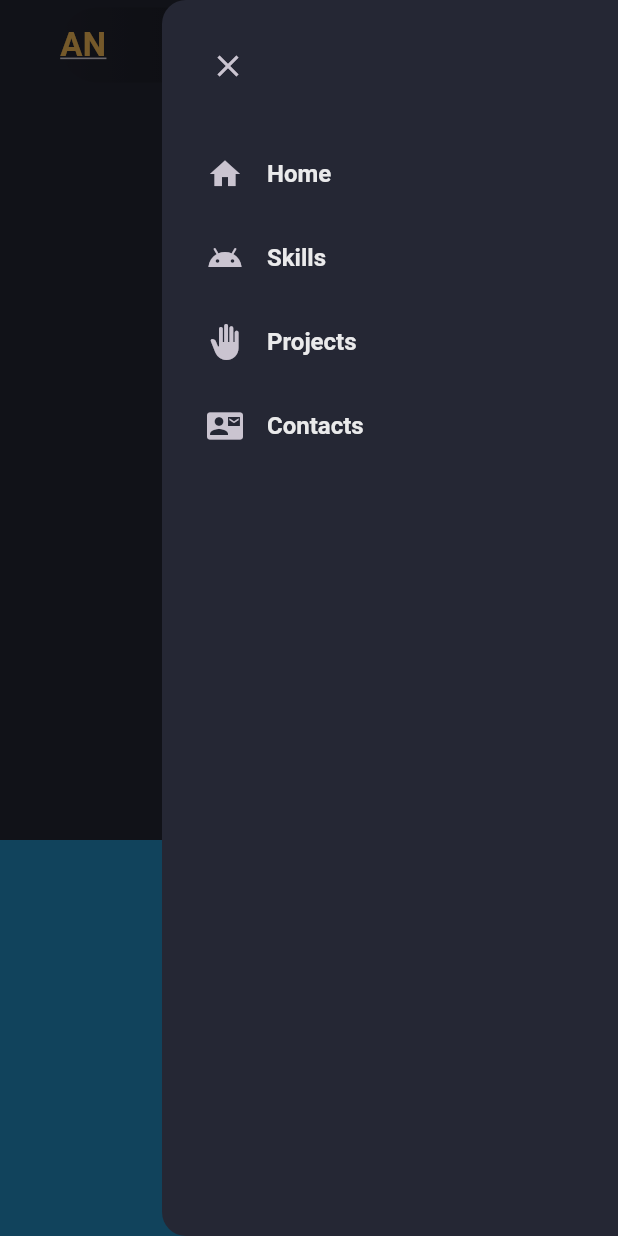
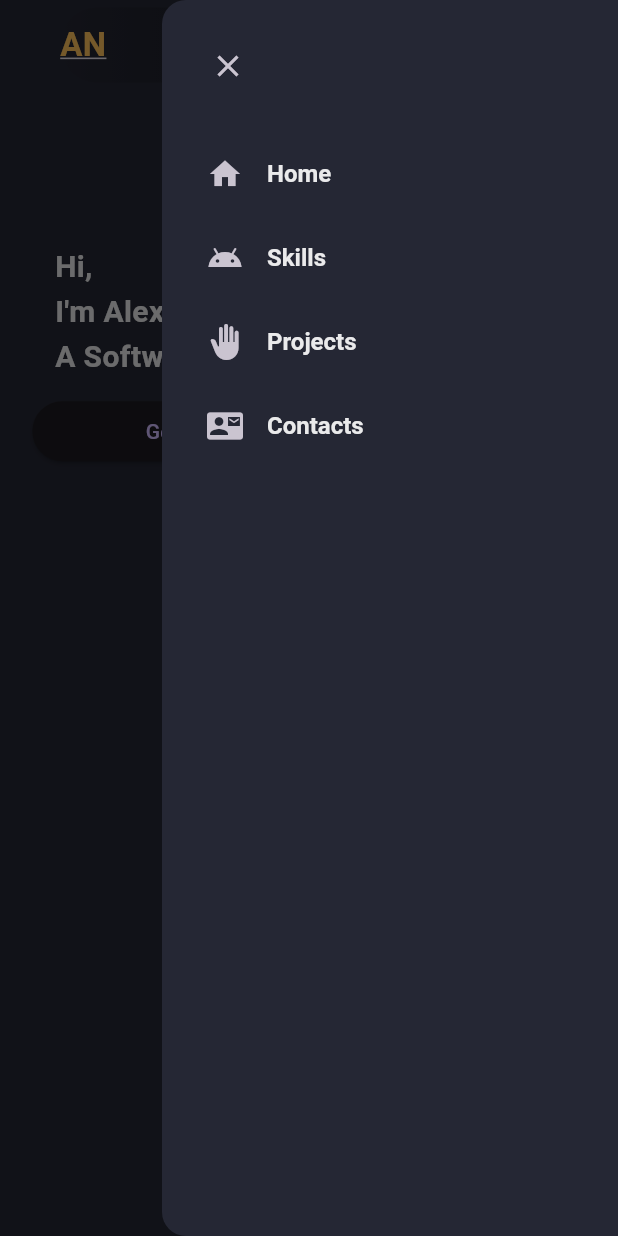
Before and after one commit to 1304Gallo/Portafolio-Alexander, a Flutter app: the screen it shows after launch, with the side drawer open, on a phone screen of 412 x 824 dp. Run offline on Flutter 3.47's test engine with Material 3 defaults, Android fonts, the phone set to English and light mode, and no system bars.

Commit message:
main section ready

```diff
--- a/lib/constants/colors.dart
+++ b/lib/constants/colors.dart
@@ -11,3 +11,7 @@ class CustomColor {
   static const Color whitePrimary = Color(0xffEAEAEB);
   static const Color whiteSecondary = Color(0xffC8C9CE);
 }
+
+class ElevateButtomColor {
+  static const Color yellowPrimary = Color(0xffFFAF29);
+}
--- /dev/null
+++ b/lib/constants/size.dart
@@ -0,0 +1,2 @@
+// ignore: constant_identifier_names
+const double KMinDesktopWidth = 600;
--- a/lib/pages/home_page.dart
+++ b/lib/pages/home_page.dart
@@ -1,7 +1,12 @@
 import 'package:flutter/material.dart';
+import 'package:flutter/rendering.dart';
 import 'package:portafolio/constants/colors.dart';
 import 'package:portafolio/constants/nav_items.dart';
+import 'package:portafolio/constants/size.dart';
+import 'package:portafolio/widgets/drawer_mobile.dart';
+import 'package:portafolio/widgets/header_desktop.dart';
 import 'package:portafolio/widgets/header_mobile.dart';
+import 'package:portafolio/widgets/main_desktop.dart';
 
 class HomePage extends StatefulWidget {
   const HomePage({super.key});
@@ -14,40 +19,23 @@ class _HomePageState extends State<HomePage> {
   final scaffoldkey = GlobalKey<ScaffoldState>();
   @override
   Widget build(BuildContext context) {
+    final screenSize = MediaQuery.of(context).size;
+    final screenWidth = screenSize.width;
+    return LayoutBuilder(
+      builder: (context, constraints) {
         return Scaffold(
           key: scaffoldkey,
           backgroundColor: CustomColor.scaffoldBg,
-      endDrawer: Drawer(
-        backgroundColor: CustomColor.scaffoldBg,
-        child: ListView(
-          children: [
-            Align(
-              alignment: Alignment.centerLeft,
-              child: Padding(
-                padding: const EdgeInsets.only(left: 20, top: 20, bottom: 20),
-                child: IconButton(onPressed: () {}, icon: Icon(Icons.close)),
-              ),
-            ),
-            for (int i = 0; i < navIcons.length; i++)
-              ListTile(
-                contentPadding: const EdgeInsets.symmetric(horizontal: 30),
-                titleTextStyle: const TextStyle(
-                  color: CustomColor.whitePrimary,
-                  fontWeight: FontWeight.w600,
-                  fontSize: 16,
-                ),
-                onTap: () {},
-                leading: Icon(navIcons[i]),
-                title: Text(navTitles[i]),
-              ),
-          ],
-        ),
-      ),
+          endDrawer: constraints.maxWidth >= KMinDesktopWidth
+              ? null
+              : const DrawerMbile(),
           body: ListView(
             scrollDirection: Axis.vertical,
             children: [
               //Main
-          // HeaderDesktop(),
+              if (constraints.maxWidth >= KMinDesktopWidth)
+                const HeaderDesktop()
+              else
                 HeaderMobile(
                   onLogoTap: () {},
                   onMenuTap: () {
@@ -55,6 +43,9 @@ class _HomePageState extends State<HomePage> {
                     // Scaffold.of(context).openEndDrawer();
                   },
                 ),
+
+              const MainDesktop(),
+
               //Skills
               Container(height: 500, width: double.maxFinite),
               //PROJECTS
@@ -74,5 +65,7 @@ class _HomePageState extends State<HomePage> {
             ],
           ),
         );
+      },
+    );
   }
 }
--- /dev/null
+++ b/lib/widgets/drawer_mobile.dart
@@ -0,0 +1,42 @@
+import 'package:flutter/material.dart';
+import 'package:portafolio/constants/colors.dart';
+import 'package:portafolio/constants/nav_items.dart';
+
+class DrawerMbile extends StatelessWidget {
+  const DrawerMbile({super.key});
+
+  @override
+  Widget build(BuildContext context) {
+    return Drawer(
+      backgroundColor: CustomColor.scaffoldBg,
+      child: ListView(
+        children: [
+          Align(
+            alignment: Alignment.centerLeft,
+            child: Padding(
+              padding: const EdgeInsets.only(left: 20, top: 20, bottom: 20),
+              child: IconButton(
+                onPressed: () {
+                  Navigator.of(context).pop();
+                },
+                icon: const Icon(Icons.close),
+              ),
+            ),
+          ),
+          for (int i = 0; i < navIcons.length; i++)
+            ListTile(
+              contentPadding: const EdgeInsets.symmetric(horizontal: 30),
+              titleTextStyle: const TextStyle(
+                color: CustomColor.whitePrimary,
+                fontWeight: FontWeight.w600,
+                fontSize: 16,
+              ),
+              onTap: () {},
+              leading: Icon(navIcons[i]),
+              title: Text(navTitles[i]),
+            ),
+        ],
+      ),
+    );
+  }
+}
--- /dev/null
+++ b/lib/widgets/main_desktop.dart
@@ -0,0 +1,46 @@
+import 'package:flutter/material.dart';
+import 'package:portafolio/constants/colors.dart';
+
+class MainDesktop extends StatelessWidget {
+  const MainDesktop({super.key});
+
+  @override
+  Widget build(BuildContext context) {
+    final screenSize = MediaQuery.of(context).size;
+    final screenWidth = screenSize.width;
+    return Container(
+      margin: const EdgeInsets.symmetric(horizontal: 20),
+      height: screenWidth / 1.2,
+      constraints: const BoxConstraints(minHeight: 350.0),
+      child: Row(
+        mainAxisAlignment: MainAxisAlignment.spaceEvenly,
+        children: [
+          Column(
+            mainAxisAlignment: MainAxisAlignment.center,
+            children: [
+              Text(
+                "Hi,\nI'm Alexander\nA Software Developer",
+                style: TextStyle(
+                  fontSize: 20,
+                  height: 1.5,
+                  fontWeight: FontWeight.bold,
+                  color: CustomColor.whitePrimary,
+                ),
+              ),
+              const SizedBox(height: 15),
+              SizedBox(
+                width: 230,
+                height: 40,
+                child: ElevatedButton(
+                  onPressed: () {},
+                  child: const Text("Get in Touch"),
+                ),
+              ),
+            ],
+          ),
+          Image.asset("assets/developer.png", width: screenWidth / 3),
+        ],
+      ),
+    );
+  }
+}
--- a/pubspec.yaml
+++ b/pubspec.yaml
@@ -58,7 +58,8 @@ flutter:
   uses-material-design: true
 
   # To add assets to your application, add an assets section, like this:
-  # assets:
+  assets:
+    - assets/
   #   - images/a_dot_burr.jpeg
   #   - images/a_dot_ham.jpeg
 
```
Also changed, not shown: assets/developer.png (added). Lines whose indentation alone changed are shown as unchanged.
